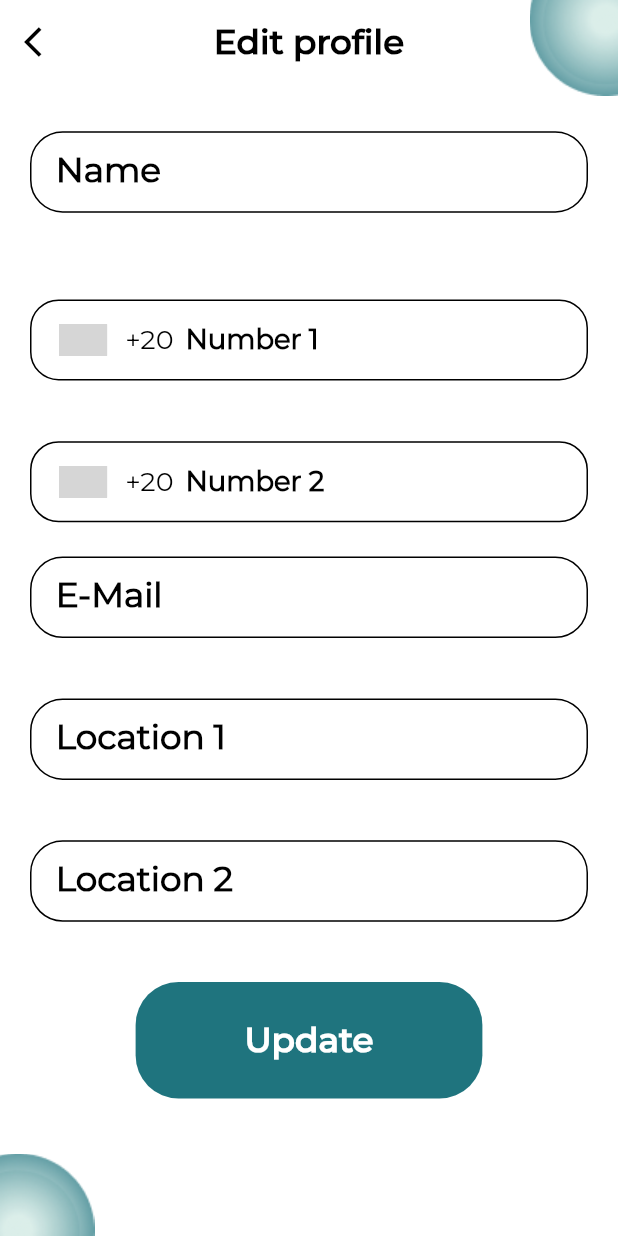
After one commit to Atevaz/UAE, a Flutter app: the screen it shows after launch, on a phone screen of 412 x 824 dp. The commit adds this screen. Run offline on Flutter 3.47's test engine with Material 2 defaults, Android fonts, the phone set to English and light mode, and no system bars; drawn by our look-alikes of intl_phone_number_input; our stand-ins replace animated_splash_screen, awesome_dialog, bloc, carousel_slider, dio, easy_localization and 8 more; grey boxes are pictures that could not be loaded.

Commit message:
EditProfileViewScreen

```diff
--- a/lib/component.dart
+++ b/lib/component.dart
@@ -1,4 +1,6 @@
 import 'package:flutter/material.dart';
+import 'package:h_m/presentation/screens/user/edit_profile.dart';
+import 'package:h_m/presentation/screens/user/home_layout.dart';
 import 'package:h_m/presentation/styles/colors.dart';
 import 'package:h_m/presentation/view/buttom_nav_bar_view.dart';
 import 'package:h_m/presentation/widget/custom_app_bar.dart';
@@ -11,6 +13,6 @@ class Component extends StatelessWidget {
 
   @override
   Widget build(BuildContext context) {
-    return Container();
+    return EditProfile();
   }
 }
--- a/lib/constants/assets_manager.dart
+++ b/lib/constants/assets_manager.dart
@@ -23,6 +23,6 @@ class AssetsManager {
   static const String splashLogo = "$imagePath/splashlogo.png";
   static const String shopDialogPic = "$imagePath/shopDialogPic.png";
   static const String grapes = "$imagePath/grapes.png";
-  static const String sidePic = "$imagePath/sidePic.png";
+  static const String sidePic = "$imagePath/sidePicTop.png";
   static const String notification = "$imagePath/notification.png";
 }
--- a/lib/main.dart
+++ b/lib/main.dart
@@ -70,6 +70,7 @@ class _MyAppState extends State<MyApp> {
                       onGenerateRoute: widget.appRouter.onGenerateRoute,
                       initialRoute: AppRouterNames.rSplashRoute,
                       theme: AppTheme.appTheme,
+
                       home: Component(),
 
                     );
--- a/lib/presentation/screens/user/edit_profile.dart
+++ b/lib/presentation/screens/user/edit_profile.dart
@@ -6,6 +6,7 @@ import 'package:h_m/presentation/widget/default_button.dart';
 import 'package:h_m/presentation/widget/default_form_field.dart';
 import 'package:h_m/presentation/widget/medium_text.dart';
 
+import '../../view/edit_profile_form_fields_view.dart';
 import '../../widget/custom_app_bar.dart';
 import '../../widget/default_phone_number_form_field.dart';
 
@@ -32,84 +33,23 @@ class EditProfile extends StatelessWidget {
               leadingIconOnPressed: () {
                 Navigator.pop(context);
               }),
-          body: SingleChildScrollView(
-            physics: BouncingScrollPhysics(),
-            child: SizedBox(
-              child: Padding(
-                padding: const EdgeInsets.all(20.0),
-                child: Column(
-                  crossAxisAlignment: CrossAxisAlignment.center,
-                  children: [
-                    Padding(
-                      padding: EdgeInsets.symmetric(vertical: 10.r),
-                      child: DefaultFormField(
-                        label: 'Name',
-                        controller: nameController,
-                        keyboard: TextInputType.name,
-                      ),
-                    ),
-                    Padding(
-                      padding: EdgeInsets.symmetric(vertical: 10.r),
-                      child: DefaultPhoneNumFormField(
-                        label: 'Number 1',
-                        controller: number1Controller,
-                      ),
-                    ),
-                    Padding(
-                      padding: EdgeInsets.symmetric(vertical: 10.r),
-                      child: DefaultPhoneNumFormField(
-                        label: 'Number 2',
-                        controller: number2Controller,
-                      ),
-                    ),
-                    Padding(
-                      padding: EdgeInsets.symmetric(vertical: 10.r),
-                      child: DefaultFormField(
-                        label: 'E-Mail',
-                        controller: emailController,
-                        keyboard: TextInputType.emailAddress,
-                      ),
-                    ),
-                    Padding(
-                      padding: EdgeInsets.symmetric(vertical: 10.r),
-                      child: DefaultFormField(
-                        label: 'Location 1',
-                        controller: location1Controller,
-                        keyboard: TextInputType.text,
-                      ),
-                    ),
-                    Padding(
-                      padding: EdgeInsets.symmetric(vertical: 10.r),
-                      child: DefaultFormField(
-                        label: 'Location 2',
-                        controller: location2Controller,
-                        keyboard: TextInputType.text,
-                      ),
-                    ),
-                    Padding(
-                      padding: EdgeInsets.symmetric(vertical: 10.r),
-                      child: DefaultButton(
-                        context: context,
-                        label: 'Update',
-                        onPressed: () {},
-                        isExpanded: false,
-                      ),
-                    ),
-                  ],
-                ),
-              ),
-            ),
+          body: EditProfileFormFieldsView(
+            location1Controller: location1Controller,
+            emailController: emailController,
+            nameController: nameController,
+            location2Controller: location2Controller,
+            number2Controller: number2Controller,
+            number1Controller: number1Controller,
           ),
         ),
         Align(
           alignment: AlignmentDirectional.topEnd,
           child:
-              SizedBox(child: SvgPicture.asset('assets/images/stackTop.svg')),
+              SizedBox(child: Image.asset('assets/images/sidePicTop.png')),
         ),
         Align(
           alignment: AlignmentDirectional.bottomStart,
-          child: SizedBox(
-              child: SvgPicture.asset('assets/images/stackBottom.svg')),
+          child: SizedBox(child: Image.asset('assets/images/sidePicBottom.png')),
         ),
       ],
     );
--- a/lib/presentation/styles/app_theme.dart
+++ b/lib/presentation/styles/app_theme.dart
@@ -1,11 +1,19 @@
 
 import 'package:flutter/material.dart';
+import 'package:flutter/services.dart';
 
 import 'colors.dart';
 
 class AppTheme {
   static ThemeData appTheme = ThemeData(
+    appBarTheme: AppBarTheme(
+      systemOverlayStyle: SystemUiOverlayStyle(
+        statusBarIconBrightness: Brightness.dark,
+
+      )
+    ),
     scaffoldBackgroundColor: AppColor.white,
     fontFamily: 'Regular',
+
   );
 }
--- /dev/null
+++ b/lib/presentation/view/edit_profile_form_fields_view.dart
@@ -0,0 +1,96 @@
+import 'package:flutter/material.dart';
+import 'package:flutter_screenutil/flutter_screenutil.dart';
+
+import '../widget/default_button.dart';
+import '../widget/default_form_field.dart';
+import '../widget/default_phone_number_form_field.dart';
+
+class EditProfileFormFieldsView extends StatelessWidget {
+  final nameController;
+  final number1Controller;
+  final number2Controller;
+  final emailController;
+  final location1Controller;
+  final location2Controller;
+
+  EditProfileFormFieldsView({
+    required this.nameController,
+    required this.number1Controller,
+    required this.number2Controller,
+    required this.emailController,
+    required this.location1Controller,
+    required this.location2Controller,
+  });
+
+  @override
+  Widget build(BuildContext context) {
+    return SingleChildScrollView(
+      physics: BouncingScrollPhysics(),
+      child: SizedBox(
+        child: Padding(
+          padding: const EdgeInsets.all(20.0),
+          child: Column(
+            crossAxisAlignment: CrossAxisAlignment.center,
+            children: [
+              Padding(
+                padding: EdgeInsets.symmetric(vertical: 10.r),
+                child: DefaultFormField(
+                  label: 'Name',
+                  controller: nameController,
+                  keyboard: TextInputType.name,
+                ),
+              ),
+              Padding(
+                padding: EdgeInsets.symmetric(vertical: 10.r),
+                child: DefaultPhoneNumFormField(
+                  label: 'Number 1',
+                  controller: number1Controller,
+                ),
+              ),
+              Padding(
+                padding: EdgeInsets.symmetric(vertical: 10.r),
+                child: DefaultPhoneNumFormField(
+                  label: 'Number 2',
+                  controller: number2Controller,
+                ),
+              ),
+              Padding(
+                padding: EdgeInsets.symmetric(vertical: 10.r),
+                child: DefaultFormField(
+                  label: 'E-Mail',
+                  controller: emailController,
+                  keyboard: TextInputType.emailAddress,
+                ),
+              ),
+              Padding(
+                padding: EdgeInsets.symmetric(vertical: 10.r),
+                child: DefaultFormField(
+                  label: 'Location 1',
+                  controller: location1Controller,
+                  keyboard: TextInputType.text,
+                ),
+              ),
+              Padding(
+                padding: EdgeInsets.symmetric(vertical: 10.r),
+                child: DefaultFormField(
+                  label: 'Location 2',
+                  controller: location2Controller,
+                  keyboard: TextInputType.text,
+                ),
+              ),
+              Padding(
+                padding: EdgeInsets.symmetric(vertical: 10.r),
+                child: DefaultButton(
+                  context: context,
+                  label: 'Update',
+                  onPressed: () {},
+                  isExpanded: false,
+                ),
+              ),
+            ],
+          ),
+        ),
+      ),
+    );
+  }
+}
--- a/pubspec.yaml
+++ b/pubspec.yaml
@@ -19,7 +19,7 @@ version: 1.0.0+1
 
 environment:
 
-  sdk: "2.17.1 <3.0.0"
+  sdk: "2.17.0 <3.0.0"
 
 
 # Dependencies specify other packages that your package needs in order to work.
```
Also changed, not shown: assets/images/sidePicBottom.png (added), assets/images/sidePicTop.png (renamed from assets/images/sidePic.png), assets/images/stackBottom.svg (deleted), assets/images/stackTop.svg (deleted), pubspec.lock.
